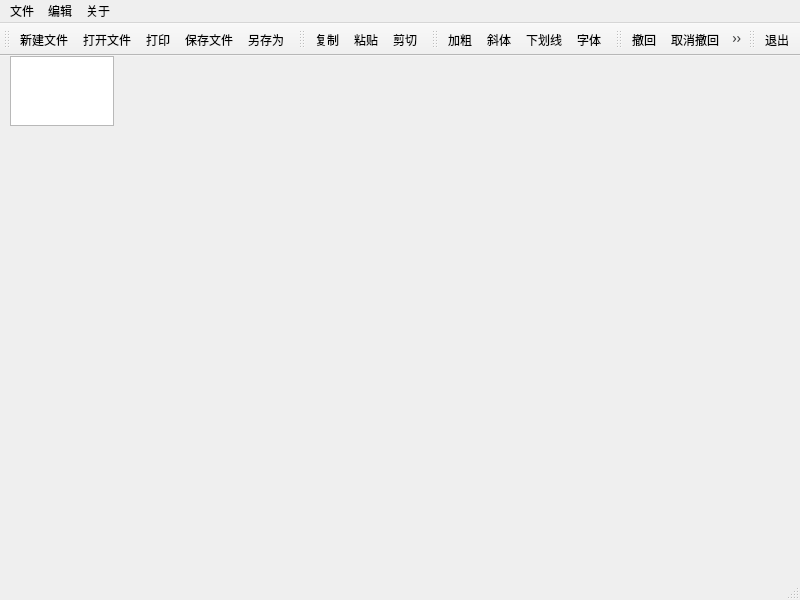
First picture: the form in mainwindow.ui, repository Relph1119/qt-demo-code-editor, before the edit.
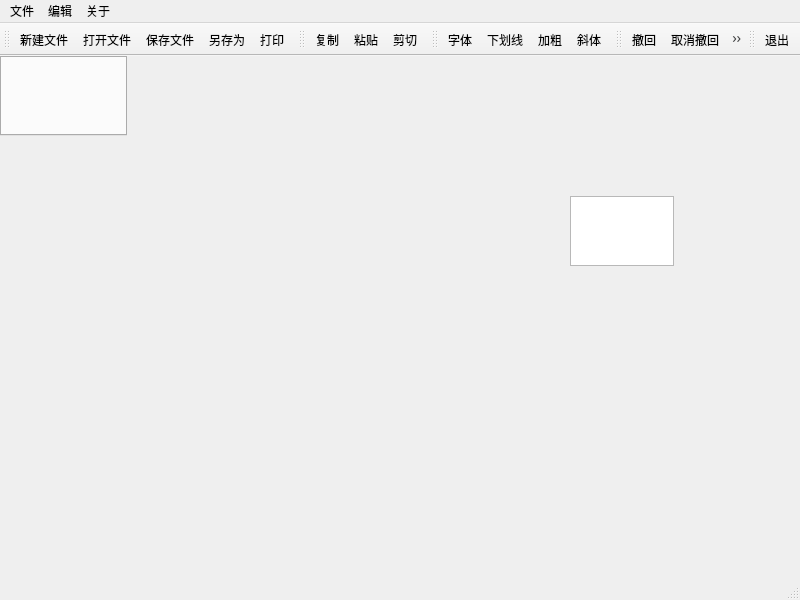
Second picture: the form after the edit. Icons and pictures are not drawn.

Patch:
```diff
--- a/mainwindow.ui
+++ b/mainwindow.ui
@@ -21,13 +21,29 @@
    <widget class="QTextEdit" name="textEdit">
     <property name="geometry">
      <rect>
-      <x>10</x>
-      <y>0</y>
+      <x>570</x>
+      <y>140</y>
       <width>104</width>
       <height>70</height>
      </rect>
     </property>
    </widget>
+   <widget class="QTabWidget" name="tabWidget">
+    <property name="geometry">
+     <rect>
+      <x>0</x>
+      <y>0</y>
+      <width>127</width>
+      <height>80</height>
+     </rect>
+    </property>
+    <property name="tabShape">
+     <enum>QTabWidget::Triangular</enum>
+    </property>
+    <property name="currentIndex">
+     <number>-1</number>
+    </property>
+   </widget>
   </widget>
   <widget class="QMenuBar" name="menubar">
    <property name="geometry">
@@ -95,9 +111,9 @@
    </attribute>
    <addaction name="new_file"/>
    <addaction name="open_file"/>
-   <addaction name="print"/>
    <addaction name="save_file"/>
    <addaction name="save_as"/>
+   <addaction name="print"/>
   </widget>
   <widget class="QToolBar" name="toolBar_2">
    <property name="windowTitle">
@@ -123,10 +139,10 @@
    <attribute name="toolBarBreak">
     <bool>false</bool>
    </attribute>
+   <addaction name="font"/>
+   <addaction name="underline"/>
    <addaction name="bolder"/>
    <addaction name="italic"/>
-   <addaction name="underline"/>
-   <addaction name="font"/>
   </widget>
   <widget class="QToolBar" name="toolBar_4">
    <property name="windowTitle">
```
